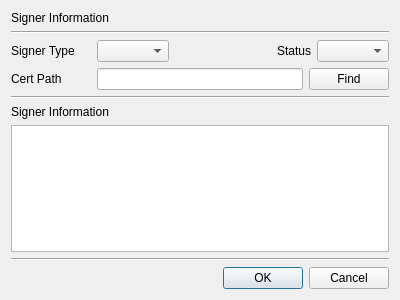
The window that CertMan/signer_dlg.ui (jykim74/CertMan) describes before a commit, drawn with Qt 5.
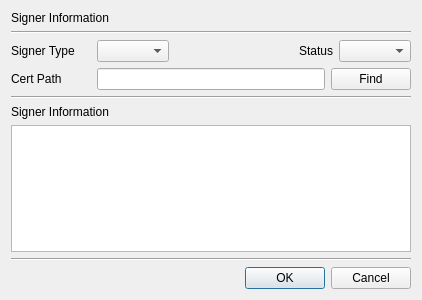
The same window after the commit.

Diff of the .ui file:
```diff
--- a/CertMan/signer_dlg.ui
+++ b/CertMan/signer_dlg.ui
@@ -6,7 +6,7 @@
    <rect>
     <x>0</x>
     <y>0</y>
-    <width>400</width>
+    <width>418</width>
     <height>300</height>
    </rect>
   </property>
@@ -131,7 +131,14 @@
     </widget>
    </item>
    <item>
-    <widget class="QPlainTextEdit" name="mInfoText"/>
+    <widget class="QPlainTextEdit" name="mInfoText">
+     <property name="minimumSize">
+      <size>
+       <width>400</width>
+       <height>0</height>
+      </size>
+     </property>
+    </widget>
    </item>
    <item>
     <widget class="Line" name="line_3">
```
